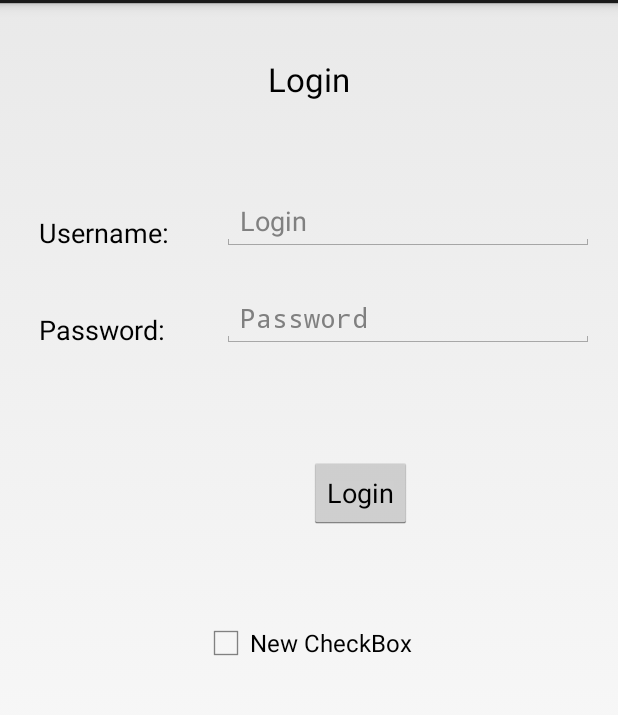
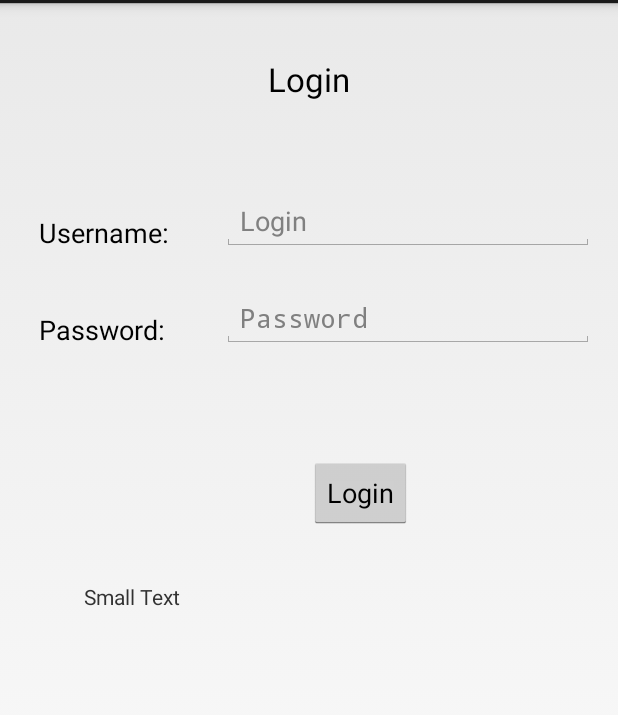
Before and after one commit to RezeknesAugstskola/RUmobile, an Android app: the fragment menu3_Fragment shown on its own in the app's theme, on a phone screen of 412 x 824 dp, the part 69-784 px from its top. Run offline under Robolectric (Android 15) with nearby library versions, the phone set to English and light mode, and no system bars.

Commit message:
Imanta izmaiņas124rrr

```diff
--- a/app/src/main/res/layout/login.xml
+++ b/app/src/main/res/layout/login.xml
@@ -103,13 +103,14 @@
         android:textAppearance="?android:attr/textAppearanceMedium"
         android:visibility="invisible" />
 
-    <CheckBox
+    <TextView
         android:layout_width="wrap_content"
         android:layout_height="wrap_content"
-        android:text="New CheckBox"
-        android:id="@+id/checkBox2"
-        android:layout_below="@+id/loginLockedTV"
-        android:layout_alignRight="@+id/loginBtn"
-        android:layout_alignEnd="@+id/loginBtn" />
+        android:textAppearance="?android:attr/textAppearanceSmall"
+        android:text="Small Text"
+        android:id="@+id/textView4"
+        android:layout_alignTop="@+id/loginLockedTV"
+        android:layout_alignLeft="@+id/attemptsLeftTV"
+        android:layout_alignStart="@+id/attemptsLeftTV" />
 
 </RelativeLayout>
```
